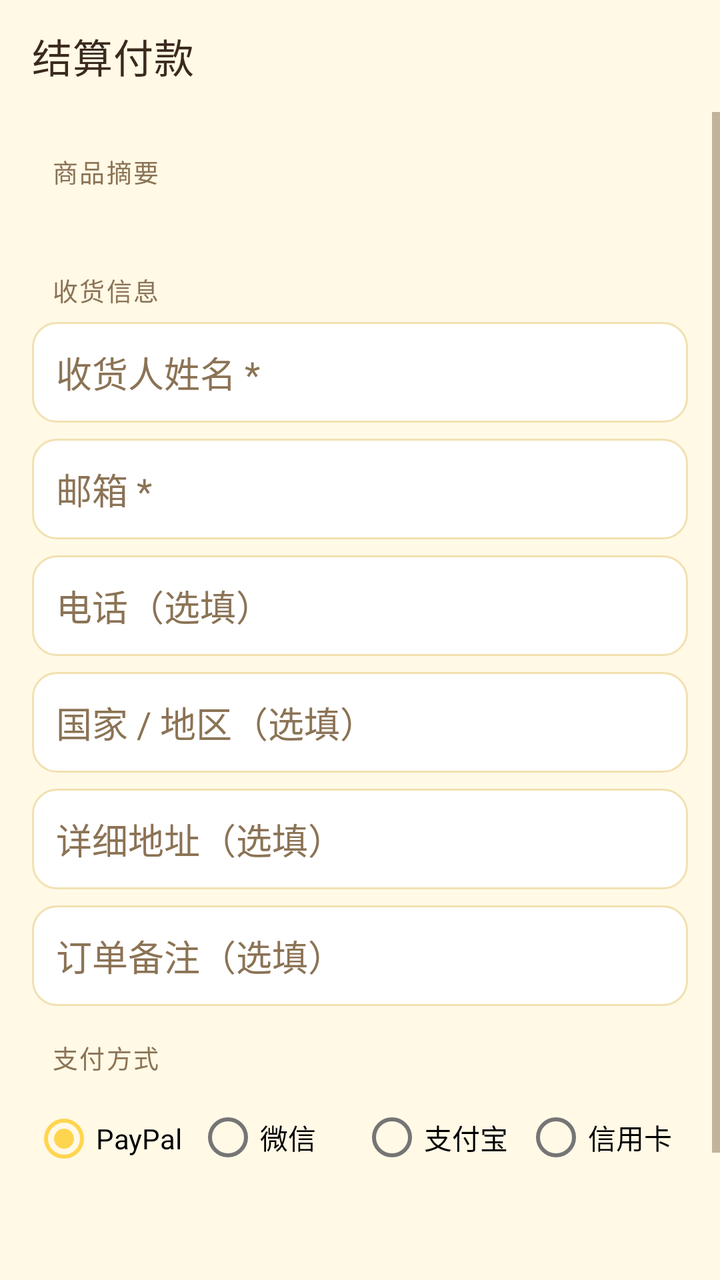
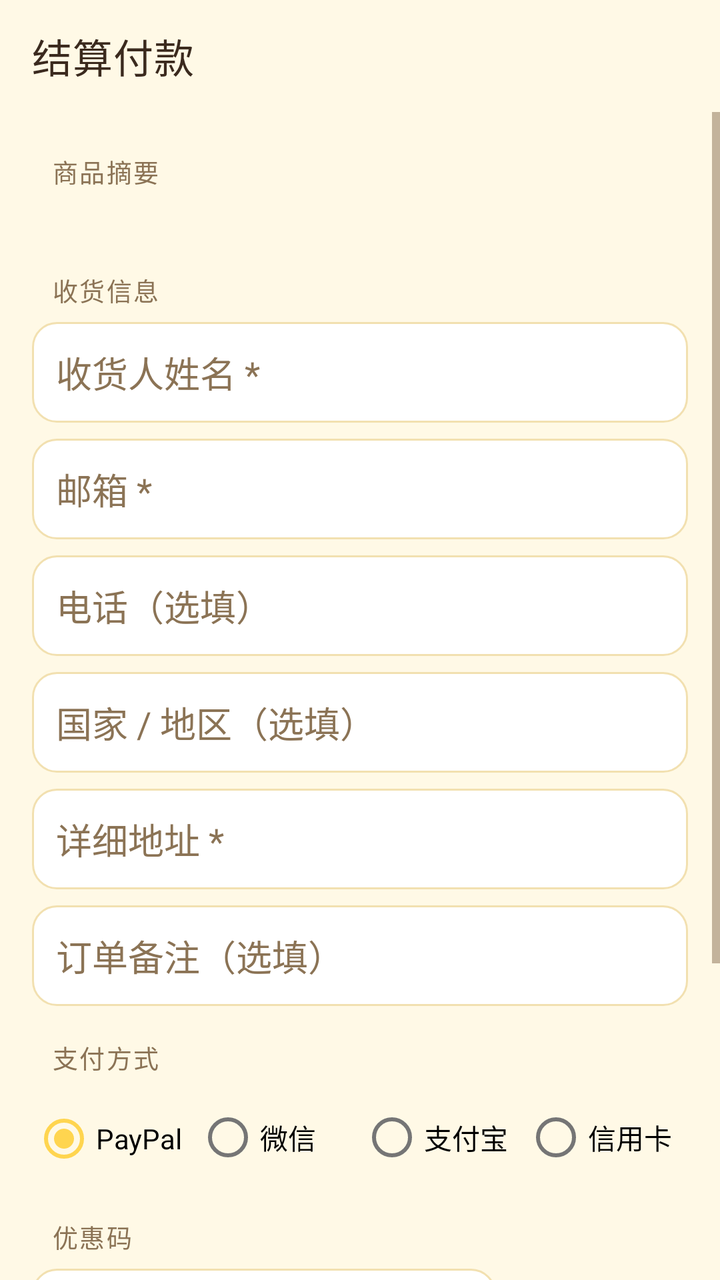

Before-and-after screenshots of an Android layout around one commit, followed by the original layout XML and the change that was made.
<!-- AndroidManifest.xml: application theme Theme.ShineApp -->
<!-- res/layout/activity_checkout.xml -->
<?xml version="1.0" encoding="utf-8"?>
<LinearLayout xmlns:android="http://schemas.android.com/apk/res/android"
    xmlns:app="http://schemas.android.com/apk/res-auto"
    android:layout_width="match_parent" android:layout_height="match_parent"
    android:orientation="vertical" android:background="@color/shine_bg">

    <com.google.android.material.appbar.MaterialToolbar
        android:id="@+id/top_app_bar" android:layout_width="match_parent" android:layout_height="?attr/actionBarSize"
        android:background="@color/shine_bg" android:elevation="0dp"
        app:title="结算付款" app:titleTextColor="@color/shine_text"
        app:navigationIconTint="@color/shine_text"/>

    
    <ScrollView android:id="@+id/form_scroll" android:layout_width="match_parent" android:layout_height="0dp"
        android:layout_weight="1" android:fillViewport="true">

        <LinearLayout android:layout_width="match_parent" android:layout_height="wrap_content"
            android:orientation="vertical" android:paddingStart="16dp" android:paddingEnd="16dp"
            android:paddingTop="4dp" android:paddingBottom="24dp">

            <TextView style="@style/SettingsSection" android:text="商品摘要"/>

            <TextView android:id="@+id/tv_items" android:layout_width="match_parent"
                android:layout_height="wrap_content" android:textSize="13sp" android:textColor="@color/shine_text"
                android:lineSpacingExtra="4dp"/>

            <TextView style="@style/SettingsSection" android:text="收货信息"/>

            <EditText android:id="@+id/et_name" android:layout_width="match_parent"
                android:layout_height="wrap_content" android:hint="收货人姓名 *"
                android:inputType="textPersonName" android:background="@drawable/bg_input"
                android:padding="12dp" android:textColor="@color/shine_text" android:textColorHint="@color/shine_sub"/>

            <EditText android:id="@+id/et_email" android:layout_width="match_parent"
                android:layout_height="wrap_content" android:layout_marginTop="8dp" android:hint="邮箱 *"
                android:inputType="textEmailAddress" android:background="@drawable/bg_input"
                android:padding="12dp" android:textColor="@color/shine_text" android:textColorHint="@color/shine_sub"/>

            <EditText android:id="@+id/et_phone" android:layout_width="match_parent"
                android:layout_height="wrap_content" android:layout_marginTop="8dp" android:hint="电话（选填）"
                android:inputType="phone" android:background="@drawable/bg_input"
                android:padding="12dp" android:textColor="@color/shine_text" android:textColorHint="@color/shine_sub"/>

            <EditText android:id="@+id/et_country" android:layout_width="match_parent"
                android:layout_height="wrap_content" android:layout_marginTop="8dp" android:hint="国家 / 地区（选填）"
                android:inputType="text" android:background="@drawable/bg_input"
                android:padding="12dp" android:textColor="@color/shine_text" android:textColorHint="@color/shine_sub"/>

            <EditText android:id="@+id/et_address" android:layout_width="match_parent"
                android:layout_height="wrap_content" android:layout_marginTop="8dp" android:hint="详细地址（选填）"
                android:inputType="textPostalAddress" android:background="@drawable/bg_input"
                android:padding="12dp" android:textColor="@color/shine_text" android:textColorHint="@color/shine_sub"/>

            <EditText android:id="@+id/et_note" android:layout_width="match_parent"
                android:layout_height="wrap_content" android:layout_marginTop="8dp" android:hint="订单备注（选填）"
                android:inputType="text" android:background="@drawable/bg_input"
                android:padding="12dp" android:textColor="@color/shine_text" android:textColorHint="@color/shine_sub"/>

            <TextView style="@style/SettingsSection" android:text="支付方式"/>

            <RadioGroup android:id="@+id/rg_pay" android:layout_width="match_parent"
                android:layout_height="wrap_content" android:orientation="horizontal">
                <RadioButton android:id="@+id/rb_paypal" android:layout_width="0dp" android:layout_weight="1"
                    android:layout_height="wrap_content" android:text="PayPal" android:checked="true"/>
                <RadioButton android:id="@+id/rb_wechat" android:layout_width="0dp" android:layout_weight="1"
                    android:layout_height="wrap_content" android:text="微信"/>
                <RadioButton android:id="@+id/rb_alipay" android:layout_width="0dp" android:layout_weight="1"
                    android:layout_height="wrap_content" android:text="支付宝"/>
                <RadioButton android:id="@+id/rb_card" android:layout_width="0dp" android:layout_weight="1"
                    android:layout_height="wrap_content" android:text="信用卡"/>
            </RadioGroup>

            <TextView android:id="@+id/tv_summary" android:layout_width="match_parent"
                android:layout_height="wrap_content" android:layout_marginTop="12dp"
                android:textSize="14sp" android:textColor="@color/shine_text"/>

            <Button android:id="@+id/btn_submit" android:layout_width="match_parent"
                android:layout_height="wrap_content" android:layout_marginTop="16dp"
                android:text="立即付款" android:textColor="@color/shine_on_red"
                android:backgroundTint="@color/shine_pink"/>
        </LinearLayout>
    </ScrollView>

    
    <LinearLayout android:id="@+id/success_layout" android:layout_width="match_parent"
        android:layout_height="0dp" android:layout_weight="1" android:orientation="vertical"
        android:gravity="center" android:visibility="gone" android:paddingStart="32dp" android:paddingEnd="32dp">

        <ImageView android:layout_width="64dp" android:layout_height="64dp"
            android:src="@drawable/ic_flame" android:tint="@color/shine_pink"/>

        <TextView android:layout_width="wrap_content" android:layout_height="wrap_content"
            android:layout_marginTop="16dp" android:text="下单成功" android:textSize="20sp"
            android:textStyle="bold" android:textColor="@color/shine_text"/>

        <TextView android:layout_width="wrap_content" android:layout_height="wrap_content"
            android:layout_marginTop="8dp" android:text="请按所选支付方式完成付款，我们会尽快与您确认订单" android:textSize="13sp"
            android:textColor="@color/shine_sub"/>

        <TextView android:id="@+id/tv_order_no" android:layout_width="wrap_content"
            android:layout_height="wrap_content" android:layout_marginTop="16dp" android:textSize="15sp"
            android:textColor="@color/shine_pink" android:textStyle="bold"/>

        <Button android:id="@+id/btn_view_order" android:layout_width="match_parent"
            android:layout_height="wrap_content" android:layout_marginTop="24dp"
            android:text="查看订单" android:textColor="@color/shine_on_red"
            android:backgroundTint="@color/shine_pink"/>

        <Button android:id="@+id/btn_done" android:layout_width="match_parent"
            android:layout_height="wrap_content" android:layout_marginTop="12dp"
            android:text="返回首页" android:textColor="@color/shine_pink"
            android:backgroundTint="@color/shine_surface"/>
    </LinearLayout>

    <ProgressBar android:id="@+id/pb" android:layout_width="28dp" android:layout_height="28dp"
        android:layout_gravity="center" android:indeterminateTint="@color/shine_pink" android:visibility="gone"/>
</LinearLayout>
<!-- resources referenced by this layout -->
<resources>
  <color name="shine_bg">#FFFFF9E6</color>
  <color name="shine_on_red">#FFFFFFFF</color>
  <color name="shine_pink">#FFD32F2F</color>
  <color name="shine_sub">#FF8B7355</color>
  <color name="shine_surface">#FFFFFFFF</color>
  <color name="shine_text">#FF3B2A1E</color>
  <!-- drawable bg_input (drawable) -->
  <?xml version="1.0" encoding="utf-8"?>
  <shape xmlns:android="http://schemas.android.com/apk/res/android" android:shape="rectangle">
      <solid android:color="@color/shine_surface"/>
      <corners android:radius="12dp"/>
      <stroke android:width="1dp" android:color="@color/shine_yellow_line"/>
  </shape>
  <!-- drawable ic_flame (drawable) -->
  <vector xmlns:android="http://schemas.android.com/apk/res/android"
      android:width="20dp" android:height="20dp" android:viewportWidth="24" android:viewportHeight="24">
      <path android:fillColor="#D32F2F" android:pathData="M13 2c.6 2.8-1.4 4.2-1.4 6.4 0 1.1.9 2 2 2 1.2 0 2.2-.9 2.2-2.1.8 1.9 1.6 3.3 1.6 5.7A7.4 7.4 0 1 1 5 12.7c1 1 2.1.9 3.1-.1.4-1.9 1.9-3.4 4-6.9.5-1.4 1.1-2.9 .9-3.7z"/>
  </vector>
  <style name="SettingsSection">
          <item name="android:layout_width">match_parent</item>
          <item name="android:layout_height">wrap_content</item>
          <item name="android:paddingStart">10dp</item>
          <item name="android:paddingEnd">10dp</item>
          <item name="android:paddingTop">16dp</item>
          <item name="android:paddingBottom">7dp</item>
          <item name="android:textColor">@color/shine_sub</item>
          <item name="android:textSize">12.5sp</item>
          <item name="android:letterSpacing">0.06</item>
      </style>
  <style name="Theme.ShineApp" parent="Theme.MaterialComponents.DayNight.NoActionBar">
          <item name="colorPrimary">@color/shine_pink</item>
          <item name="colorPrimaryVariant">@color/shine_pink_dark</item>
          <item name="colorOnPrimary">@color/shine_on_red</item>
          <item name="colorSecondary">@color/shine_mint</item>
          <item name="colorSecondaryVariant">@color/shine_mint_dark</item>
          <item name="colorSurface">@color/shine_surface</item>
          <item name="android:colorBackground">@color/shine_bg</item>
          <item name="android:textColorPrimary">@color/shine_text</item>
          <item name="android:textColorSecondary">@color/shine_sub</item>
          
          <item name="android:statusBarColor">@color/shine_bg</item>
          <item name="android:navigationBarColor">@color/shine_surface</item>
          <item name="android:windowLightStatusBar">true</item>
          <item name="android:windowLightNavigationBar" tools:targetApi="27">true</item>
          <item name="android:windowBackground">@color/shine_bg</item>
      </style>
  <color name="shine_yellow_line">#FFF2E0B0</color>
  <color name="shine_pink_dark">#FFB71C1C</color>
  <color name="shine_mint">#FFFFD54F</color>
  <color name="shine_mint_dark">#FFB26A00</color>
</resources>

<!-- the commit's change to res/layout/activity_checkout.xml (unified diff, before → after) -->
@@ -47,7 +47,7 @@
                 android:padding="12dp" android:textColor="@color/shine_text" android:textColorHint="@color/shine_sub"/>
 
             <EditText android:id="@+id/et_address" android:layout_width="match_parent"
-                android:layout_height="wrap_content" android:layout_marginTop="8dp" android:hint="详细地址（选填）"
+                android:layout_height="wrap_content" android:layout_marginTop="8dp" android:hint="详细地址 *"
                 android:inputType="textPostalAddress" android:background="@drawable/bg_input"
                 android:padding="12dp" android:textColor="@color/shine_text" android:textColorHint="@color/shine_sub"/>
 
@@ -69,6 +69,36 @@
                 <RadioButton android:id="@+id/rb_card" android:layout_width="0dp" android:layout_weight="1"
                     android:layout_height="wrap_content" android:text="信用卡"/>
             </RadioGroup>
+
+            
+            <TextView style="@style/SettingsSection" android:text="优惠码"/>
+
+            <LinearLayout android:layout_width="match_parent" android:layout_height="wrap_content"
+                android:orientation="horizontal" android:gravity="center_vertical">
+
+                <EditText android:id="@+id/et_coupon" android:layout_width="0dp" android:layout_weight="1"
+                    android:layout_height="wrap_content" android:hint="输入优惠码（选填）"
+                    android:inputType="textCapCharacters" android:background="@drawable/bg_input"
+                    android:padding="12dp" android:textSize="14sp"
+                    android:textColor="@color/shine_text" android:textColorHint="@color/shine_sub"/>
+
+                <Button android:id="@+id/btn_coupon" android:layout_width="wrap_content"
+                    android:layout_height="42dp" android:layout_marginStart="8dp" android:text="使用"
+                    android:textSize="14sp" android:textColor="@color/shine_on_red"
+                    android:backgroundTint="@color/shine_pink"/>
+            </LinearLayout>
+
+            <TextView android:id="@+id/tv_coupon_msg" android:layout_width="match_parent"
+                android:layout_height="wrap_content" android:layout_marginTop="4dp"
+                android:textSize="12sp" android:textColor="@color/shine_amber_text"
+                android:visibility="gone"/>
+
+            
+            <TextView style="@style/SettingsSection" android:text="费用明细"/>
+
+            <TextView android:id="@+id/tv_fees" android:layout_width="match_parent"
+                android:layout_height="wrap_content" android:textSize="13sp"
+                android:textColor="@color/shine_text" android:lineSpacingExtra="4dp"/>
 
             <TextView android:id="@+id/tv_summary" android:layout_width="match_parent"
                 android:layout_height="wrap_content" android:layout_marginTop="12dp"
<!-- resource entries referenced after the edit -->
@@ -1,5 +1,6 @@
 <!-- resources referenced by this layout -->
 <resources>
+  <color name="shine_amber_text">#FF9C5B00</color>
   <color name="shine_bg">#FFFFF9E6</color>
   <color name="shine_on_red">#FFFFFFFF</color>
   <color name="shine_pink">#FFD32F2F</color>
